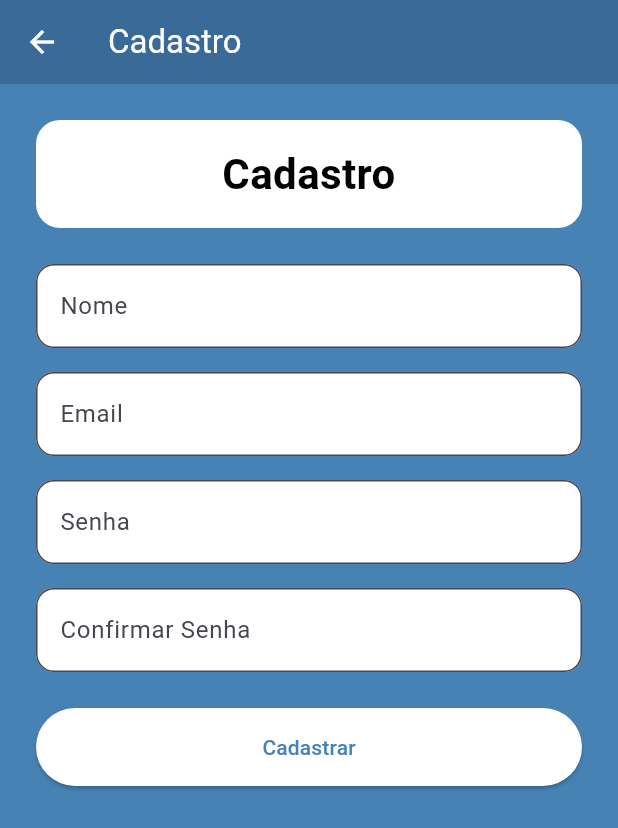
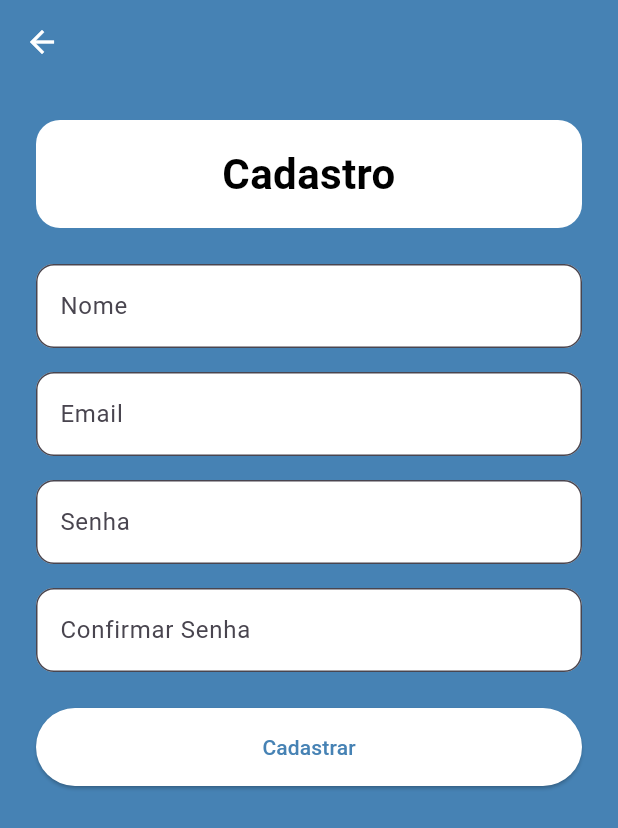
Before and after one commit to gusmariz/Projeto-Safe-Gate, a Flutter app: the CadastroScreen screen opened directly, on a phone screen of 412 x 824 dp. Shown: the top 828 px of the screen. Run offline on Flutter 3.47's test engine with Material 3 defaults, Android fonts, the phone set to English and light mode, and no system bars; our stand-ins replace google_fonts.

Commit message:
Removi o título do appBar

```diff
--- a/lib/tela_cadastro.dart
+++ b/lib/tela_cadastro.dart
@@ -41,11 +41,12 @@ class CadastroScreen extends StatelessWidget {
 
   @override
   Widget build(BuildContext context) {
+    final primaryColor = Theme.of(context).primaryColor;
+
     return Scaffold(
-      backgroundColor: const Color(0xFF4682B4),
+      backgroundColor: primaryColor,
       appBar: AppBar(
-        backgroundColor: const Color(0xFF3A6A97),
-        title: const Text('Cadastro'),
+        backgroundColor: primaryColor,
         foregroundColor: Colors.white,
       ),
       body: SafeArea(
```
